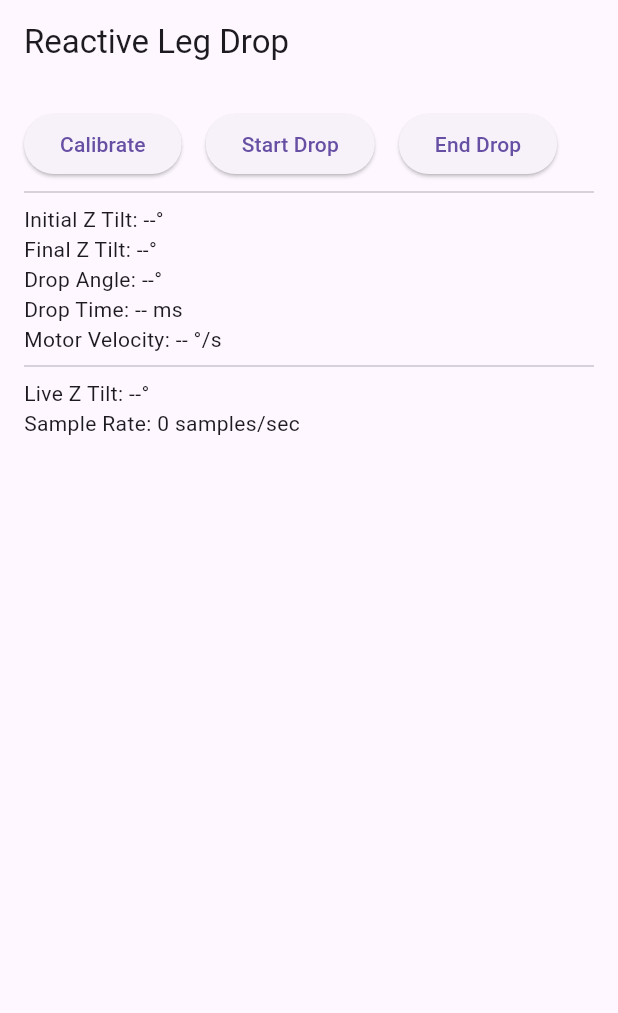
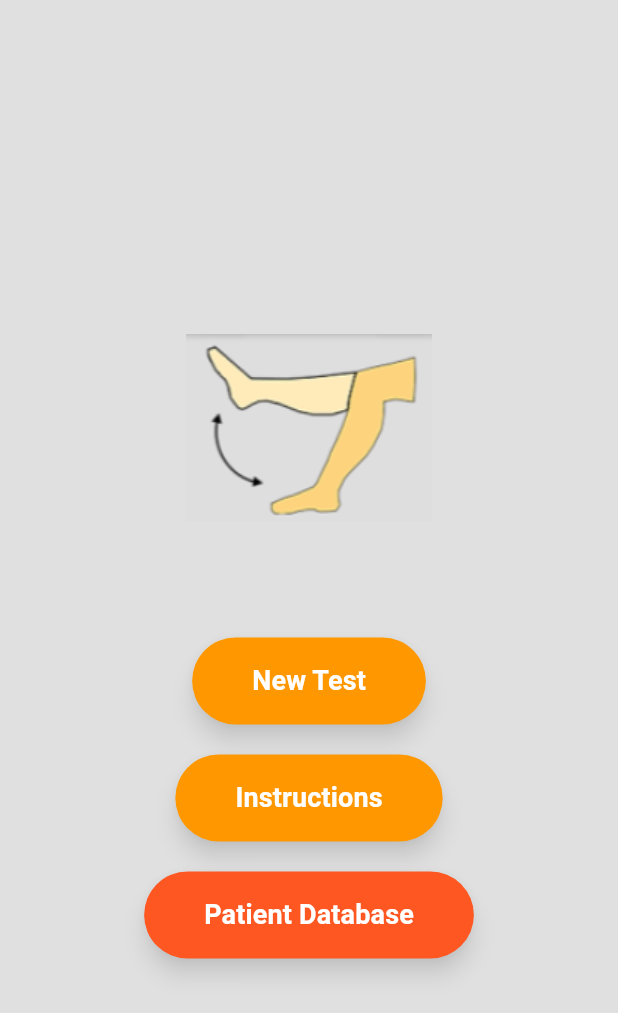
Before and after one commit to MaybeParth/RLD_mobile, a Flutter app: the screen it shows after launch, on a phone screen of 412 x 824 dp. Shown: the top 1013 px of the screen. Run offline on Flutter 3.47's test engine with Material 3 defaults, Android fonts, the phone set to English and light mode, and no system bars; missing offline and left inert: dchs_motion_sensors.

Commit message:
Start Commit

```diff
--- a/lib/home_screen.dart
+++ b/lib/home_screen.dart
@@ -24,7 +24,7 @@ class _HomeScreenState extends State<HomeScreen> {
 
   double _angleOffset = 0.0;
 
-  int? _groupValue = 0;
+  int? _groupValue = 4; // Default to max rate
 
   int _sampleCount = 0;
   int _sampleRate = 0;
@@ -33,6 +33,8 @@ class _HomeScreenState extends State<HomeScreen> {
   @override
   void initState() {
     super.initState();
+
+    setUpdateInterval(4, 250); // Set to max achievable: 250 µs for ~400Hz
 
     _sampleRateTimer = Timer.periodic(Duration(seconds: 1), (_) {
       setState(() {
--- a/lib/main.dart
+++ b/lib/main.dart
@@ -1,5 +1,8 @@
 import 'package:flutter/material.dart';
 import 'home_screen.dart'; // Make sure this path is correct relative to your file structure
+
+import 'package:flutter/material.dart';
+import 'welcome_screen.dart'; // import the welcome screen
 
 void main() {
   runApp(MyApp());
@@ -11,7 +14,7 @@ class MyApp extends StatelessWidget {
     return MaterialApp(
       title: 'Reactive Leg Drop',
       theme: ThemeData(primarySwatch: Colors.blue),
-      home: HomeScreen(), // << Use a separate stateful widget
+      home: WelcomeScreen(), // this must be set
     );
   }
 }
--- /dev/null
+++ b/lib/welcome_screen.dart
@@ -0,0 +1,58 @@
+// welcome_screen.dart
+import 'package:flutter/material.dart';
+import 'home_screen.dart'; // For the test functionality
+
+class WelcomeScreen extends StatelessWidget {
+  const WelcomeScreen({super.key});
+
+  @override
+  Widget build(BuildContext context) {
+    return Scaffold(
+      backgroundColor: Colors.grey[300],
+      body: Center(
+        child: Column(
+          mainAxisAlignment: MainAxisAlignment.center,
+          children: [
+            Image.asset(
+              'assets/images/img.png',
+              height: 200,
+            ),
+            const SizedBox(height: 40),
+            _buildMenuButton(context, 'New Test', Colors.orange, () {
+              Navigator.push(
+                context,
+                MaterialPageRoute(builder: (context) => HomeScreen()),
+              );
+            }),
+            const SizedBox(height: 20),
+            _buildMenuButton(context, 'Instructions', Colors.orange, () {
+              // Add navigation to Instructions page
+            }),
+            const SizedBox(height: 20),
+            _buildMenuButton(context, 'Patient Database', Colors.deepOrange, () {
+              // Add navigation to Patient Database page
+            }),
+          ],
+        ),
+      ),
+    );
+  }
+
+  Widget _buildMenuButton(BuildContext context, String label, Color color, VoidCallback onTap) {
+    return ElevatedButton(
+      style: ElevatedButton.styleFrom(
+        padding: const EdgeInsets.symmetric(horizontal: 40, vertical: 16),
+        shape: RoundedRectangleBorder(borderRadius: BorderRadius.circular(30)),
+        elevation: 6,
+        backgroundColor: color,
+        foregroundColor: Colors.white,
+        shadowColor: Colors.black54,
+      ),
+      onPressed: onTap,
+      child: Text(
+        label,
+        style: const TextStyle(fontSize: 18, fontWeight: FontWeight.bold),
+      ),
+    );
+  }
+}
--- a/pubspec.yaml
+++ b/pubspec.yaml
@@ -60,9 +60,9 @@ flutter:
   uses-material-design: true
 
   # To add assets to your application, add an assets section, like this:
-  # assets:
-  #   - images/a_dot_burr.jpeg
-  #   - images/a_dot_ham.jpeg
+  assets:
+    - assets/images/img.png
+#    - images/a_dot_ham.jpeg
 
   # An image asset can refer to one or more resolution-specific "variants", see
   # https://flutter.dev/to/resolution-aware-images
```
Also changed, not shown: lib/patient_form_screen.dart (added, +63 -0 lines), lib/patient_list_screen.dart (added, +55 -0 lines), lib/patient_router.dart (added, +63 -0 lines), assets/images/img.png (added).
